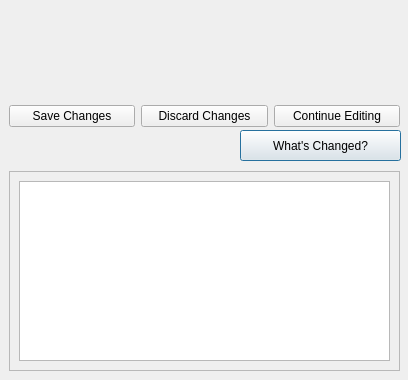
Old version of the form src/openmolar/qt-designer/saveDiscardCancel.ui in the repository rowinggolfer/openmolar1.
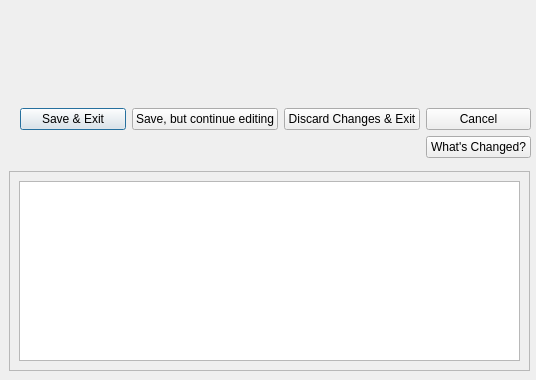
New version of the form. Icons and pictures are not drawn.

Commit message: better save/exit cancel and new course management

Patch:
```diff
--- a/src/openmolar/qt-designer/saveDiscardCancel.ui
+++ b/src/openmolar/qt-designer/saveDiscardCancel.ui
@@ -6,36 +6,25 @@
    <rect>
     <x>0</x>
     <y>0</y>
-    <width>408</width>
+    <width>536</width>
     <height>380</height>
    </rect>
   </property>
+  <property name="minimumSize">
+   <size>
+    <width>536</width>
+    <height>0</height>
+   </size>
+  </property>
   <property name="windowTitle">
    <string>Confirmation Required</string>
   </property>
-  <widget class="QPushButton" name="pushButton">
-   <property name="geometry">
-    <rect>
-     <x>240</x>
-     <y>130</y>
-     <width>161</width>
-     <height>31</height>
-    </rect>
-   </property>
-   <property name="text">
-    <string>What's Changed?</string>
-   </property>
-   <property name="icon">
-    <iconset resource="../resources/resources.qrc">
-     <normaloff>:/down.png</normaloff>:/down.png</iconset>
-   </property>
-  </widget>
   <widget class="QScrollArea" name="scrollArea">
    <property name="geometry">
     <rect>
      <x>9</x>
      <y>171</y>
-     <width>391</width>
+     <width>521</width>
      <height>200</height>
     </rect>
    </property>
@@ -47,8 +36,8 @@
      <rect>
       <x>0</x>
       <y>0</y>
-      <width>387</width>
-      <height>196</height>
+      <width>519</width>
+      <height>198</height>
      </rect>
     </property>
     <layout class="QVBoxLayout" name="verticalLayout">
@@ -61,14 +50,14 @@
   <widget class="QWidget" name="">
    <property name="geometry">
     <rect>
-     <x>9</x>
-     <y>9</y>
-     <width>391</width>
-     <height>118</height>
+     <x>20</x>
+     <y>10</y>
+     <width>511</width>
+     <height>148</height>
     </rect>
    </property>
    <layout class="QGridLayout" name="gridLayout">
-    <item row="0" column="0" colspan="3">
+    <item row="0" column="0" colspan="4">
      <widget class="QLabel" name="label">
       <property name="minimumSize">
        <size>
@@ -88,23 +77,41 @@
      </widget>
     </item>
     <item row="1" column="0">
-     <widget class="QPushButton" name="save_pushButton">
+     <widget class="QPushButton" name="saveExit_pushButton">
       <property name="text">
-       <string>Save Changes</string>
+       <string>Save &amp;&amp; Exit</string>
       </property>
      </widget>
     </item>
     <item row="1" column="1">
-     <widget class="QPushButton" name="discard_pushButton">
+     <widget class="QPushButton" name="save_pushButton">
       <property name="text">
-       <string>Discard Changes</string>
+       <string>Save, but continue editing</string>
       </property>
      </widget>
     </item>
     <item row="1" column="2">
+     <widget class="QPushButton" name="discard_pushButton">
+      <property name="text">
+       <string>Discard Changes &amp;&amp; Exit</string>
+      </property>
+     </widget>
+    </item>
+    <item row="1" column="3">
      <widget class="QPushButton" name="continue_pushButton">
       <property name="text">
-       <string>Continue Editing</string>
+       <string>Cancel</string>
+      </property>
+     </widget>
+    </item>
+    <item row="2" column="3">
+     <widget class="QPushButton" name="pushButton">
+      <property name="text">
+       <string>What's Changed?</string>
+      </property>
+      <property name="icon">
+       <iconset resource="../resources/resources.qrc">
+        <normaloff>:/down.png</normaloff>:/down.png</iconset>
       </property>
      </widget>
     </item>
```
Left out of the diff: 3 changed lines with no effect on the pictures. The commit also changes 6 other files.
